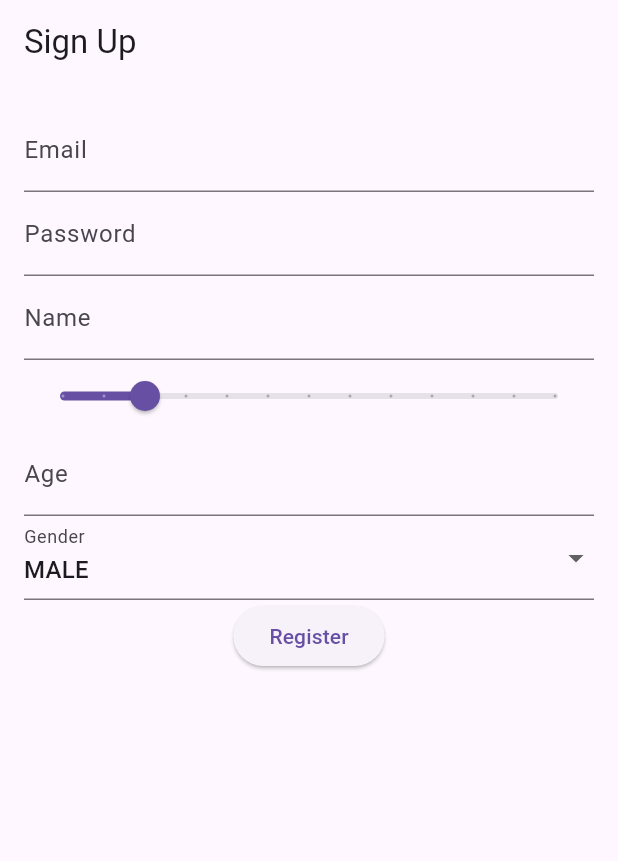
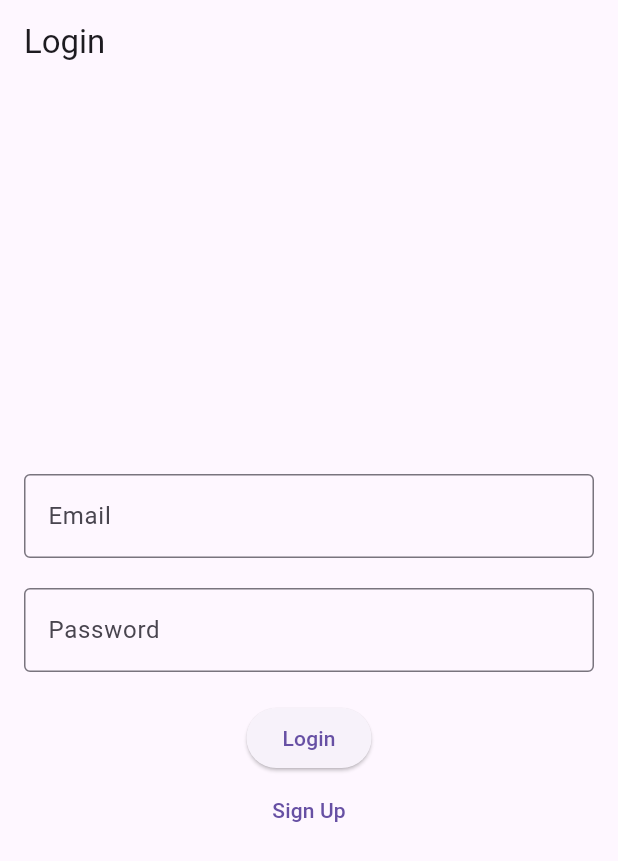
Before and after one commit to JolUpHoSoIn-sd24/tennisfunapp, a Flutter app: the screen it shows after launch, on a phone screen of 412 x 824 dp. Shown: the top 861 px of the screen. Run offline on Flutter 3.47's test engine with Material 3 defaults, Android fonts, the phone set to English and light mode, and no system bars; our stand-ins replace shared_preferences.

Commit message:
feat: Register and Login logic

```diff
--- a/lib/main.dart
+++ b/lib/main.dart
@@ -1,20 +1,48 @@
 import 'package:flutter/material.dart';
-import 'screens/signup/sign_up_screen.dart';
-import 'screens/signup/sign_up_done_screen.dart'; // Assuming this exists
+import 'package:tennisfunapp/screens/home/home_screen.dart';
+import 'package:tennisfunapp/screens/login/login_screen.dart';
+import 'package:tennisfunapp/screens/signup/sign_up_done_screen.dart';
+import 'package:tennisfunapp/screens/signup/sign_up_screen.dart';
+import 'package:tennisfunapp/services/auth_service.dart';
 
 void main() {
   runApp(MyApp());
 }
 
 class MyApp extends StatelessWidget {
+  final AuthService _authService = AuthService();
+
   @override
   Widget build(BuildContext context) {
     return MaterialApp(
       title: 'Tennis Fun App',
-      initialRoute: '/',
+      // Remove initialRoute to use home property with FutureBuilder
+      home: FutureBuilder(
+        future: _authService.isUserLoggedIn(),
+        builder: (context, snapshot) {
+          if (snapshot.connectionState == ConnectionState.done) {
+            if (snapshot.hasData && snapshot.data == true) {
+              // User is logged in, send them to the home screen
+              return HomeScreen();
+            } else {
+              // User is not logged in, send them to the login screen
+              return LoginScreen();
+            }
+          } else {
+            // While checking the login state, show a loading spinner
+            return const Scaffold(
+              body: Center(
+                child: CircularProgressIndicator(),
+              ),
+            );
+          }
+        },
+      ),
       routes: {
-        '/': (context) => SignUpScreen(),
+        '/home': (context) => HomeScreen(),
         '/signupSuccess': (context) => SignUpDoneScreen(),
+        '/signup': (context) => SignUpScreen(),
+        '/login': (context) => LoginScreen(),
       },
     );
   }
--- /dev/null
+++ b/lib/screens/login/login_screen.dart
@@ -0,0 +1,96 @@
+import 'package:flutter/material.dart';
+import 'package:tennisfunapp/screens/signup/sign_up_screen.dart';
+import 'package:tennisfunapp/services/auth_service.dart';
+
+class LoginScreen extends StatefulWidget {
+  @override
+  _LoginScreenState createState() => _LoginScreenState();
+}
+
+class _LoginScreenState extends State<LoginScreen> {
+  final _formKey = GlobalKey<FormState>();
+  String _email = '';
+  String _password = '';
+
+  void _tryLogin() async {
+    if (_formKey.currentState!.validate()) {
+      _formKey.currentState!.save();
+      // Use the correct method name and check for the returned structure.
+      var result =
+          await AuthService().login(email: _email, password: _password);
+      if (result['isSuccess']) {
+        Navigator.pushReplacementNamed(context, '/home');
+      } else {
+        ScaffoldMessenger.of(context)
+            .showSnackBar(SnackBar(content: Text(result['message'])));
+      }
+    }
+  }
+
+  @override
+  Widget build(BuildContext context) {
+    return Scaffold(
+      appBar: AppBar(title: const Text("Login")),
+      body: Center(
+        child: SingleChildScrollView(
+          padding: const EdgeInsets.all(16.0),
+          child: Form(
+            key: _formKey,
+            child: Column(
+              mainAxisAlignment: MainAxisAlignment.center,
+              children: <Widget>[
+                TextFormField(
+                  keyboardType: TextInputType.emailAddress,
+                  decoration: const InputDecoration(
+                    labelText: 'Email',
+                    border: OutlineInputBorder(),
+                  ),
+                  validator: (value) {
+                    if (value == null || value.isEmpty) {
+                      return 'Please enter your email';
+                    } else if (!value.contains('@')) {
+                      return 'Please enter a valid email';
+                    }
+                    return null;
+                  },
+                  onSaved: (value) => _email = value!,
+                ),
+                const SizedBox(height: 20),
+                TextFormField(
+                  obscureText: true,
+                  decoration: const InputDecoration(
+                    labelText: 'Password',
+                    border: OutlineInputBorder(),
+                  ),
+                  validator: (value) {
+                    if (value == null || value.isEmpty) {
+                      return 'Please enter your password';
+                    } else if (value.length < 6) {
+                      return 'Password must be at least 6 characters';
+                    }
+                    return null;
+                  },
+                  onSaved: (value) => _password = value!,
+                ),
+                SizedBox(height: 20),
+                ElevatedButton(
+                  onPressed: _tryLogin,
+                  child: const Text("Login"),
+                ),
+                TextButton(
+                  onPressed: () {
+                    Navigator.push(
+                        context,
+                        MaterialPageRoute(
+                            builder: (context) => SignUpScreen()));
+                  },
+                  child: const Text("Sign Up"),
+                ),
+              ],
+            ),
+          ),
+        ),
+      ),
+    );
+  }
+}
--- a/pubspec.yaml
+++ b/pubspec.yaml
@@ -32,6 +32,7 @@ dependencies:
     sdk: flutter
   intl: ^0.19.0
   http: ^1.2.1
+  shared_preferences: ^2.0.5
 
 
   # The following adds the Cupertino Icons font to your application.
```
Also changed, not shown: lib/screens/home/home_screen.dart (added, +42 -0 lines), lib/screens/signup/sign_up_done_screen.dart (+6 -3 lines), lib/services/auth_service.dart (+57 -1 lines), 10 other files.
